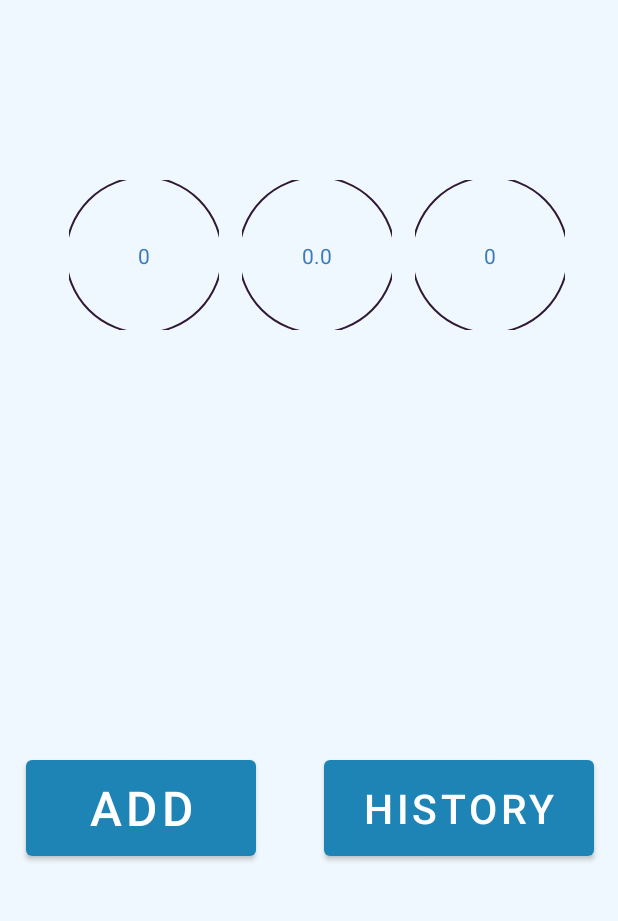
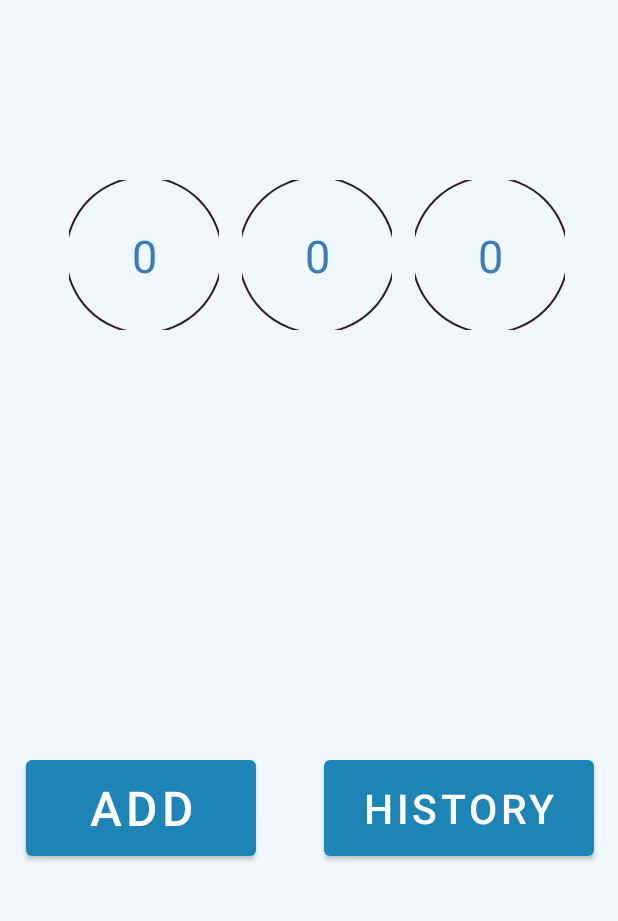
Before and after one commit to henry0225/Day_Rater, an Android app: the screen it shows after launch (MainActivity), on a phone screen of 412 x 824 dp, the part 305-1226 px from its top. Run offline under Robolectric (Android 15) with nearby library versions, the phone set to English and light mode, and no system bars.

Commit message:
weekly average stat

```diff
--- a/app/src/main/java/edu/hackrice/lifehackstartercode/DatabaseHelper.java
+++ b/app/src/main/java/edu/hackrice/lifehackstartercode/DatabaseHelper.java
@@ -3,7 +3,6 @@ package edu.hackrice.lifehackstartercode;
 import android.content.ContentValues;
 import android.content.Context;
 import android.database.Cursor;
-import android.database.DatabaseErrorHandler;
 import android.database.sqlite.SQLiteDatabase;
 import android.database.sqlite.SQLiteOpenHelper;
 import android.util.Log;
--- a/app/src/main/java/edu/hackrice/lifehackstartercode/MainActivity.java
+++ b/app/src/main/java/edu/hackrice/lifehackstartercode/MainActivity.java
@@ -8,8 +8,11 @@ import android.os.Bundle;
 import android.view.View;
 import android.widget.Button;
 
+import java.text.DecimalFormat;
 import java.text.ParseException;
 import java.text.SimpleDateFormat;
+import java.time.LocalDate;
+import java.time.temporal.ChronoUnit;
 import java.util.Calendar;
 import java.util.Date;
 
@@ -36,13 +39,15 @@ public class MainActivity extends AppCompatActivity {
         Calendar yesterday = Calendar.getInstance();
         SimpleDateFormat formatter = new SimpleDateFormat("yyyy-MM-dd");
         Date today = new Date();
-        double total = 0;
+
+        double weekTotal = 0;
         int totalEntries = 0;
         Cursor data = dbHelper.getData();
         int streak = 0;
         boolean continueStreak = true;
         String yestStr;
         String todayStr = formatter.format(today);
+
         while(data.moveToNext()){
             if(continueStreak){
                 try {
@@ -60,10 +65,19 @@ public class MainActivity extends AppCompatActivity {
                     streak++;
                 }
             }
+            long daysBetween = 8;
+            if (android.os.Build.VERSION.SDK_INT >= android.os.Build.VERSION_CODES.O) {
+                LocalDate to = LocalDate.parse(todayStr);
+                LocalDate from = LocalDate.parse(data.getString(1));
+                daysBetween = ChronoUnit.DAYS.between(from, to);
+            }
+            if(daysBetween<=7){
+                weekTotal += data.getFloat(2);
+            }
             totalEntries++;
-            total += data.getFloat(2);
+
         }
-        weekAverageText.setText(String.valueOf(total));
+        weekAverageText.setText(String.valueOf(Math.round(weekTotal/7)));
         totalEntriesText.setText(String.valueOf(totalEntries));
         streakText.setText(String.valueOf(streak));
 
--- a/app/src/main/res/layout/activity_main.xml
+++ b/app/src/main/res/layout/activity_main.xml
@@ -81,6 +81,7 @@
         android:layout_height="wrap_content"
         android:text="Streak"
         android:gravity="center"
+        android:textSize="30dp"
         app:layout_constraintBottom_toBottomOf="@+id/imageView2"
         app:layout_constraintEnd_toEndOf="@+id/imageView2"
         app:layout_constraintStart_toStartOf="@+id/imageView2"
@@ -92,6 +93,7 @@
         android:layout_height="wrap_content"
         android:text="Week Average"
         android:gravity="center"
+        android:textSize="30dp"
         app:layout_constraintBottom_toBottomOf="@+id/imageView"
         app:layout_constraintEnd_toEndOf="@+id/imageView"
         app:layout_constraintStart_toStartOf="@+id/imageView"
@@ -103,6 +105,7 @@
         android:layout_height="wrap_content"
         android:text="Total Entries"
         android:gravity="center"
+        android:textSize="30dp"
         app:layout_constraintBottom_toBottomOf="@+id/imageView4"
         app:layout_constraintEnd_toEndOf="@+id/imageView4"
         app:layout_constraintStart_toStartOf="@+id/imageView4"
```
